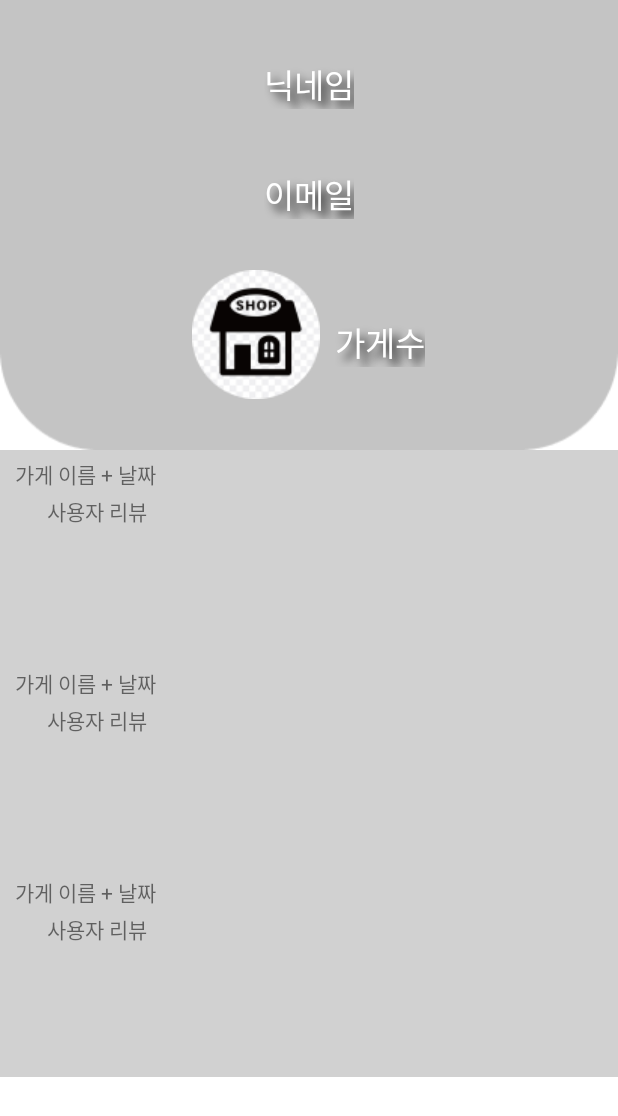
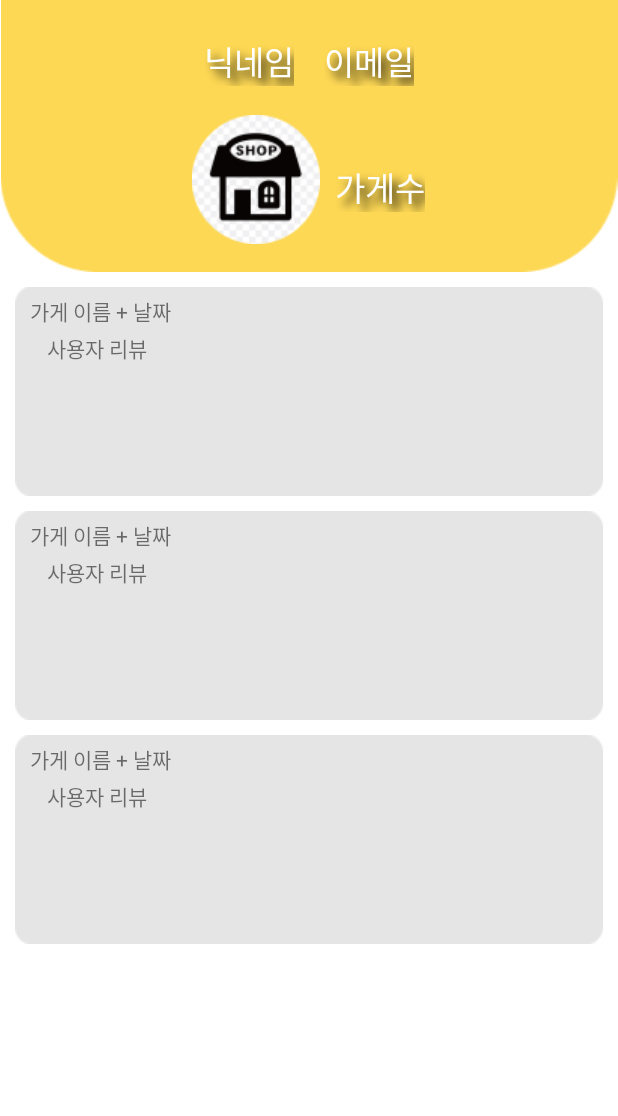
Before and after one commit to 2022-Software-Engineering-Team-5/se-termproject-quickeat, an Android app: the layout fragment_history.xml on its own in the app's theme, with its tools: preview values and no code run, on a phone screen of 412 x 824 dp. Shown: the top 1116 px of the screen. Run offline under Robolectric (Android 15) with nearby library versions, the phone set to English and light mode, and no system bars.

Commit message:
Change history fragment UI

```diff
--- a/app/build.gradle
+++ b/app/build.gradle
@@ -50,10 +50,9 @@ dependencies {
     implementation 'androidx.constraintlayout:constraintlayout:2.1.3'
     implementation 'com.google.firebase:firebase-firestore:24.1.2'
     implementation 'com.google.android.gms:play-services-auth:20.2.0'
-<<<<<<< HEAD
+
     implementation 'com.google.firebase:firebase-database:20.0.5'
-=======
->>>>>>> upstream/develop
+
     implementation 'com.google.firebase:firebase-database-ktx:20.0.5'
     testImplementation 'junit:junit:4.13.2'
     androidTestImplementation 'androidx.test.ext:junit:1.1.3'
--- a/app/src/main/java/com/se/termproject/ui/customer/history/HistoryRVAdapter.kt
+++ b/app/src/main/java/com/se/termproject/ui/customer/history/HistoryRVAdapter.kt
@@ -11,8 +11,9 @@ class HistoryRVAdapter(private var marketList : ArrayList<Store>) : RecyclerView
     // ViewHolder
     inner class ViewHolder(val binding: ItemHistoryStoreBinding) : RecyclerView.ViewHolder(binding.root) {
         fun bind(store : Store){
-            binding.historyStoreIv.setImageResource(store.image!!)
-            binding.historyStoreTv.text = store.market_name
+            //binding.historyStoreIv.setImageResource(store.image!!)
+            binding.historyStoreTitle.text = store.market_name
+            binding.historyStoreReview.text = store.market_review
         }
     }
 
--- a/app/src/main/java/com/se/termproject/ui/customer/history/Store.kt
+++ b/app/src/main/java/com/se/termproject/ui/customer/history/Store.kt
@@ -2,5 +2,6 @@ package com.se.termproject.ui.customer.history
 
 data class Store(
     var image : Int? = null ,
-    var market_name : String = ""
+    var market_name : String = "",
+    var market_review : String = ""
 )
--- a/app/src/main/res/layout/fragment_history.xml
+++ b/app/src/main/res/layout/fragment_history.xml
@@ -8,10 +8,10 @@
     <ImageView
         android:id="@+id/history_bg_profile_iv"
         android:layout_width="match_parent"
-        android:layout_height="300dp"
-        android:scaleType="fitXY"
+        android:layout_height="wrap_content"
         android:src="@drawable/bg_history_profile"
         app:layout_constraintEnd_toEndOf="parent"
+        app:layout_constraintHorizontal_bias="0.0"
         app:layout_constraintStart_toStartOf="parent"
         app:layout_constraintTop_toTopOf="parent" />
 
@@ -29,16 +29,16 @@
         android:textSize="22sp"
         android:textStyle="normal"
         app:layout_constraintHorizontal_chainStyle="packed"
-        app:layout_constraintTop_toTopOf="@id/history_bg_profile_iv"
-        app:layout_constraintBottom_toTopOf="@id/history_profile_email_tv"
-        app:layout_constraintStart_toStartOf="@id/history_bg_profile_iv"
-        app:layout_constraintEnd_toEndOf="@id/history_bg_profile_iv"/>
+        app:layout_constraintStart_toStartOf="parent"
+        app:layout_constraintEnd_toStartOf="@id/history_profile_email_tv"
+        app:layout_constraintTop_toTopOf="parent"
+        app:layout_constraintBottom_toTopOf="@id/history_profile_numberOfStore_ll"
+        android:layout_marginEnd="20dp"/>
 
     <TextView
         android:id="@+id/history_profile_email_tv"
         android:layout_width="wrap_content"
         android:layout_height="wrap_content"
-        android:layout_marginTop="5dp"
         android:shadowColor="@color/black"
         android:shadowDx="7.0"
         android:shadowDy="7.0"
@@ -48,10 +48,10 @@
         android:textSize="22sp"
         android:textStyle="normal"
         app:layout_constraintHorizontal_chainStyle="packed"
-        app:layout_constraintTop_toBottomOf="@id/history_profile_name_tv"
-        app:layout_constraintBottom_toTopOf="@id/history_profile_numberOfStore_ll"
-        app:layout_constraintStart_toStartOf="@id/history_bg_profile_iv"
-        app:layout_constraintEnd_toEndOf="@id/history_bg_profile_iv"/>
+        app:layout_constraintStart_toEndOf="@id/history_profile_name_tv"
+        app:layout_constraintEnd_toEndOf="parent"
+        app:layout_constraintTop_toTopOf="@id/history_profile_name_tv"
+        app:layout_constraintBottom_toBottomOf="@id/history_profile_name_tv"/>
 
     <LinearLayout
         android:id="@+id/history_profile_numberOfStore_ll"
@@ -102,5 +102,8 @@
         app:layout_constraintTop_toBottomOf="@+id/history_bg_profile_iv"
         app:layout_constraintVertical_bias="0.0"
         tools:layout_editor_absoluteX="0dp"
-        tools:listitem="@layout/item_history_store" />
+        tools:listitem="@layout/item_history_store"
+        android:layout_marginTop="10dp"
+        android:layout_marginStart="10dp"
+        android:layout_marginEnd="10dp"/>
 </androidx.constraintlayout.widget.ConstraintLayout>
--- a/app/src/main/res/layout/item_history_store.xml
+++ b/app/src/main/res/layout/item_history_store.xml
@@ -5,7 +5,8 @@
     xmlns:tools="http://schemas.android.com/tools"
     android:layout_width="match_parent"
     android:layout_height="wrap_content"
-    android:background="@color/gray_light">
+    android:background="@drawable/bg_history_review"
+    android:layout_marginBottom="10dp">
 
     <TextView
         android:id="@+id/history_store_title"
@@ -30,6 +31,6 @@
         app:layout_constraintEnd_toEndOf="parent"
         app:layout_constraintStart_toStartOf="parent"
         app:layout_constraintTop_toTopOf="parent"
-        app:layout_constraintVertical_bias="1.0" />
+        app:layout_constraintVertical_bias="1.0"/>
 
 </androidx.constraintlayout.widget.ConstraintLayout>
```
Also changed, not shown: app/src/main/res/drawable/bg_history_profile.png, app/src/main/res/drawable/bg_history_review.png (added), 1 other file.
